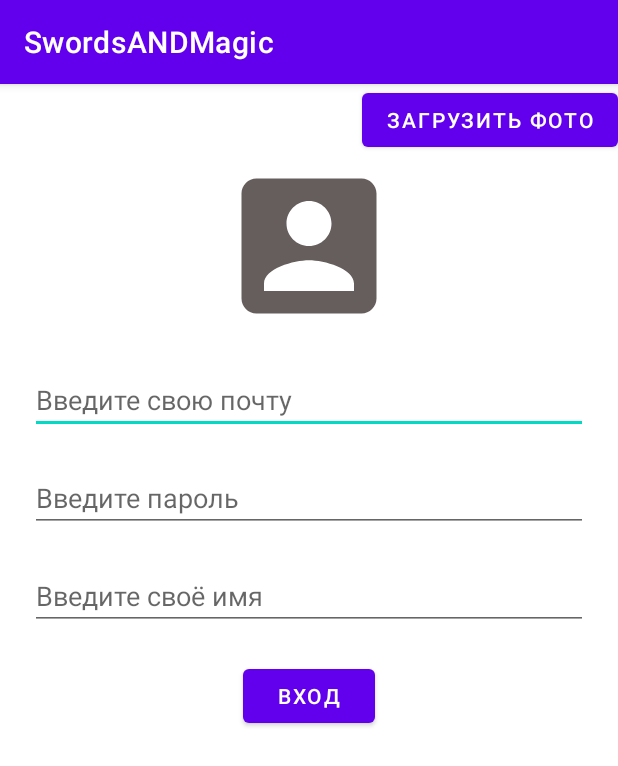
After one commit to TomTork/SwordsANDMagic, an Android app: the EmailPasswordActivity screen opened directly, with no data from a screen before it, on a phone screen of 412 x 824 dp. The commit adds this screen. Shown: the top 766 px of the screen. Run offline under Robolectric (Android 15) with nearby library versions, the phone set to English and light mode, and no system bars; our stand-ins replace Firebase (no records; nobody signed in at launch, a user with empty details on screens opened directly); network calls fail; 1 statement that could not run was skipped.

Commit message:
первая версия

```diff
--- /dev/null
+++ b/app/src/main/java/com/anotherworld/swordsandmagic/CreateFiles.kt
@@ -0,0 +1,18 @@
+package com.anotherworld.swordsandmagic
+
+import java.io.File
+
+class CreateFiles {
+    val s_package : String = "com.anotherworld.swordsandmagic/"
+    fun create(){
+        val file1 = File("data/data/"+s_package+"load.txt")
+        val file_money = File("data/data/" + s_package + "money.txt")
+        val file_name = File("data/data/" + s_package + "nickname.txt")
+        val file_sign = File("data/data/" + s_package + "sign.txt")
+        file_sign.createNewFile()
+        file_sign.appendText("0")
+        file1.createNewFile()
+        file_money.createNewFile()
+        file_name.createNewFile()
+    }
+}
--- /dev/null
+++ b/app/src/main/java/com/anotherworld/swordsandmagic/EmailPasswordActivity.kt
@@ -0,0 +1,90 @@
+package com.anotherworld.swordsandmagic
+
+import android.content.Context
+import android.content.Intent
+import android.graphics.Bitmap
+import android.os.Bundle
+import android.view.View
+import android.view.inputmethod.InputMethodManager
+import android.widget.Button
+import android.widget.ImageView
+import androidx.appcompat.app.AppCompatActivity
+import com.google.android.material.snackbar.Snackbar
+import com.google.firebase.auth.FirebaseAuth
+import com.google.firebase.auth.FirebaseUser
+import com.google.firebase.auth.ktx.auth
+import com.google.firebase.ktx.Firebase
+import kotlinx.android.synthetic.main.activity_email_password.*
+
+
+class EmailPasswordActivity : AppCompatActivity() {
+    private lateinit var auth: FirebaseAuth
+    private lateinit var entrance: Button
+    val createFiles: CreateFiles = CreateFiles()
+    val getterANDSetter: GetterANDSetter = GetterANDSetter()
+    //var bitmap: Bitmap = null
+
+//    override fun onActivityResult(requestCode: Int, resultCode: Int, imageReturnedIntent: Intent?) {
+//        super.onActivityResult(requestCode, resultCode, imageReturnedIntent);
+//        when (requestCode) {
+//            GALLERY_REQUEST -> {
+//
+//            }
+//
+//        }
+//        switch(requestCode) {
+//            case GALLERY_REQUEST :
+//            if (resultCode == RESULT_OK) {
+//                Uri selectedImage = imageReturnedIntent . getData ();
+//                try {
+//                    bitmap = MediaStore.Images.Media.getBitmap(getContentResolver(), selectedImage);
+//                } catch (IOException e) {
+//                    e.printStackTrace();
+//                }
+//                avatar.setImageBitmap(bitmap);
+//            }
+//        }
+//    }
+    override fun onCreate(savedInstanceState: Bundle?) {
+        super.onCreate(savedInstanceState)
+        setContentView(R.layout.activity_email_password)
+//        load.setOnClickListener{
+//            val photoPickerIntent = Intent(Intent.ACTION_PICK)
+//            photoPickerIntent.type = "image/*"
+//            startActivityForResult(photoPickerIntent, GALLERY_REQUEST)
+//        }
+
+        auth = Firebase.auth
+        entrance.setOnClickListener{
+            val inputMethodManager = getSystemService(Context.INPUT_METHOD_SERVICE) as InputMethodManager
+            inputMethodManager.hideSoftInputFromWindow(currentFocus!!.windowToken, 0)
+            if (email.text.toString().isNullOrEmpty() || password.text.toString()
+                    .isNullOrEmpty())
+                    Snackbar.make(View(this@EmailPasswordActivity),"Поля не могут быть пустыми",Snackbar.LENGTH_SHORT)
+            else {
+                if (!nickname.text.toString().isNullOrEmpty() && !nickname.text.toString().contains(";") && !nickname.text.toString().contains(" ")){
+                    auth.createUserWithEmailAndPassword(
+                        email.text.toString(),
+                        password.text.toString())
+                        .addOnCompleteListener(this) { task ->
+                            if (task.isSuccessful) {
+                                val user = auth.currentUser
+                                updateUI(user)
+                                createFiles.create()
+                                getterANDSetter.setSign(1)
+                                startActivity(Intent(this@EmailPasswordActivity,MainActivity::class.java))
+                            } else {
+                                Snackbar.make(View(this@EmailPasswordActivity),"Вход/Регистрация провалена",Snackbar.LENGTH_SHORT)
+                                updateUI(null)
+                            }
+                        }
+                }
+                else Snackbar.make(View(this@EmailPasswordActivity),"Некорректный ввод имени",Snackbar.LENGTH_SHORT)
+            }
+        }
+    }
+    private fun updateUI(currentUser: FirebaseUser?) {
+
+    }
+
+}
--- /dev/null
+++ b/app/src/main/java/com/anotherworld/swordsandmagic/GetterANDSetter.kt
@@ -0,0 +1,40 @@
+package com.anotherworld.swordsandmagic
+
+import java.io.File
+import java.io.FileInputStream
+
+class GetterANDSetter {
+    val s_package : String = "com.anotherworld.swordsandmagic/"
+    val file1 = File("data/data/"+s_package+"load.txt")
+    val file_money = File("data/data/" + s_package + "money.txt")
+    val file_name = File("data/data/" + s_package + "nickname.txt")
+    val file_sign = File("data/data/" + s_package + "sign.txt")
+    fun getSign() : Int{
+        val read4 = FileInputStream(file_sign).bufferedReader().use { it.readText() }
+        return read4.toInt()
+    }
+    fun setSign(i: Int){
+        file_sign.appendText(i.toString())
+    }
+    fun getName() : String{
+        val read3 = FileInputStream(file_name).bufferedReader().use { it.readText() }
+        return read3
+    }
+    fun setName(s: String){
+        file_name.appendText(s)
+    }
+    fun getMoney() : Double{
+        val read2 = FileInputStream(file_money).bufferedReader().use { it.readText() }
+        return read2.toDouble()
+    }
+    fun setMoney(d: Double){
+        file_money.appendText(d.toString())
+    }
+    fun getLoad() : String{
+        val read1 = FileInputStream(file1).bufferedReader().use { it.readText() }
+        return read1
+    }
+    fun setLoad(s: String){
+        file1.appendText(s)
+    }
+}
--- /dev/null
+++ b/app/src/main/res/drawable/ic_baseline_account_box_24.xml
@@ -0,0 +1,5 @@
+<vector android:height="120dp" android:tint="#665D5D"
+    android:viewportHeight="24" android:viewportWidth="24"
+    android:width="120dp" xmlns:android="http://schemas.android.com/apk/res/android">
+    <path android:fillColor="@android:color/white" android:pathData="M3,5v14c0,1.1 0.89,2 2,2h14c1.1,0 2,-0.9 2,-2L21,5c0,-1.1 -0.9,-2 -2,-2L5,3c-1.11,0 -2,0.9 -2,2zM15,9c0,1.66 -1.34,3 -3,3s-3,-1.34 -3,-3 1.34,-3 3,-3 3,1.34 3,3zM6,17c0,-2 4,-3.1 6,-3.1s6,1.1 6,3.1v1L6,18v-1z"/>
+</vector>
--- /dev/null
+++ b/app/src/main/res/layout/activity_email_password.xml
@@ -0,0 +1,57 @@
+<?xml version="1.0" encoding="utf-8"?>
+<LinearLayout xmlns:android="http://schemas.android.com/apk/res/android"
+    xmlns:app="http://schemas.android.com/apk/res-auto"
+    xmlns:tools="http://schemas.android.com/tools"
+    android:layout_width="match_parent"
+    android:layout_height="match_parent"
+    android:orientation="vertical"
+    tools:context=".EmailPasswordActivity">
+    <Button
+        android:layout_width="wrap_content"
+        android:layout_height="wrap_content"
+        android:id="@+id/load"
+        android:text="@string/load"
+        android:layout_gravity="right"/>
+    <ImageView
+        android:layout_width="wrap_content"
+        android:layout_height="wrap_content"
+        android:layout_gravity="center"
+        android:id="@+id/avatar"
+        android:src="@drawable/ic_baseline_account_box_24"/>
+
+    <EditText
+        android:layout_width="match_parent"
+        android:layout_height="wrap_content"
+        android:id="@+id/email"
+        android:inputType="textEmailAddress"
+        android:hint="@string/email_mail"
+        android:layout_marginRight="20dp"
+        android:layout_marginLeft="20dp"
+        android:layout_marginTop="20dp"/>
+    <EditText
+        android:layout_width="match_parent"
+        android:layout_height="wrap_content"
+        android:id="@+id/password"
+        android:inputType="textPassword"
+        android:layout_marginTop="20dp"
+        android:layout_marginRight="20dp"
+        android:layout_marginLeft="20dp"
+        android:hint="@string/email_password"/>
+    <EditText
+        android:layout_width="match_parent"
+        android:layout_height="wrap_content"
+        android:id="@+id/nickname"
+        android:layout_marginTop="20dp"
+        android:layout_marginRight="20dp"
+        android:layout_marginLeft="20dp"
+        android:hint="@string/email_nickname"/>
+
+
+    <Button
+        android:layout_width="wrap_content"
+        android:layout_height="wrap_content"
+        android:id="@+id/entrance"
+        android:text="@string/entrance"
+        android:layout_marginTop="20dp"
+        android:layout_gravity="center"/>
+</LinearLayout>
--- a/app/src/main/res/values/strings.xml
+++ b/app/src/main/res/values/strings.xml
@@ -1,3 +1,10 @@
 <resources>
     <string name="app_name">SwordsANDMagic</string>
+    <!-- TODO: Remove or change this placeholder text -->
+    <string name="hello_blank_fragment">Hello blank fragment</string>
+    <string name="email_nickname">Введите своё имя</string>
+    <string name="email_mail">Введите свою почту</string>
+    <string name="email_password">Введите пароль</string>
+    <string name="entrance">Вход</string>
+    <string name="load">Загрузить фото</string>
 </resources>
--- a/build.gradle
+++ b/build.gradle
@@ -4,11 +4,12 @@ buildscript {
     repositories {
         google()
         mavenCentral()
+        mavenLocal()
     }
     dependencies {
         classpath "com.android.tools.build:gradle:4.2.2"
         classpath "org.jetbrains.kotlin:kotlin-gradle-plugin:$kotlin_version"
-
+        classpath 'com.google.gms:google-services:4.3.8'
         // NOTE: Do not place your application dependencies here; they belong
         // in the individual module build.gradle files
     }
@@ -18,6 +19,7 @@ allprojects {
     repositories {
         google()
         mavenCentral()
+        mavenLocal()
         jcenter() // Warning: this repository is going to shut down soon
     }
 }
--- a/gradle.properties
+++ b/gradle.properties
@@ -17,3 +17,4 @@ org.gradle.jvmargs=-Xmx2048m -Dfile.encoding=UTF-8
 android.useAndroidX=true
 # Kotlin code style for this project: "official" or "obsolete":
 kotlin.code.style=official
+android.enableJetifier=true
```
Also changed, not shown: app/build.gradle (+19 -0 lines), app/src/main/AndroidManifest.xml (+10 -1 lines), app/src/main/java/com/anotherworld/swordsandmagic/FirstFragment.kt (added, +59 -0 lines), app/src/main/java/com/anotherworld/swordsandmagic/MainActivity.kt (+16 -3 lines), app/src/main/java/com/anotherworld/swordsandmagic/MyPagerAdapter.kt (added, +33 -0 lines), app/src/main/java/com/anotherworld/swordsandmagic/SecondFragment.kt (added, +59 -0 lines), app/src/main/java/com/anotherworld/swordsandmagic/ThirdFragment.kt (added, +59 -0 lines), app/src/main/res/layout/activity_main.xml (+14 -10 lines), app/src/main/res/layout/fragment_first.xml (added, +14 -0 lines), app/src/main/res/layout/fragment_second.xml (added, +14 -0 lines), app/src/main/res/layout/fragment_third.xml (added, +14 -0 lines), 1 other file.
